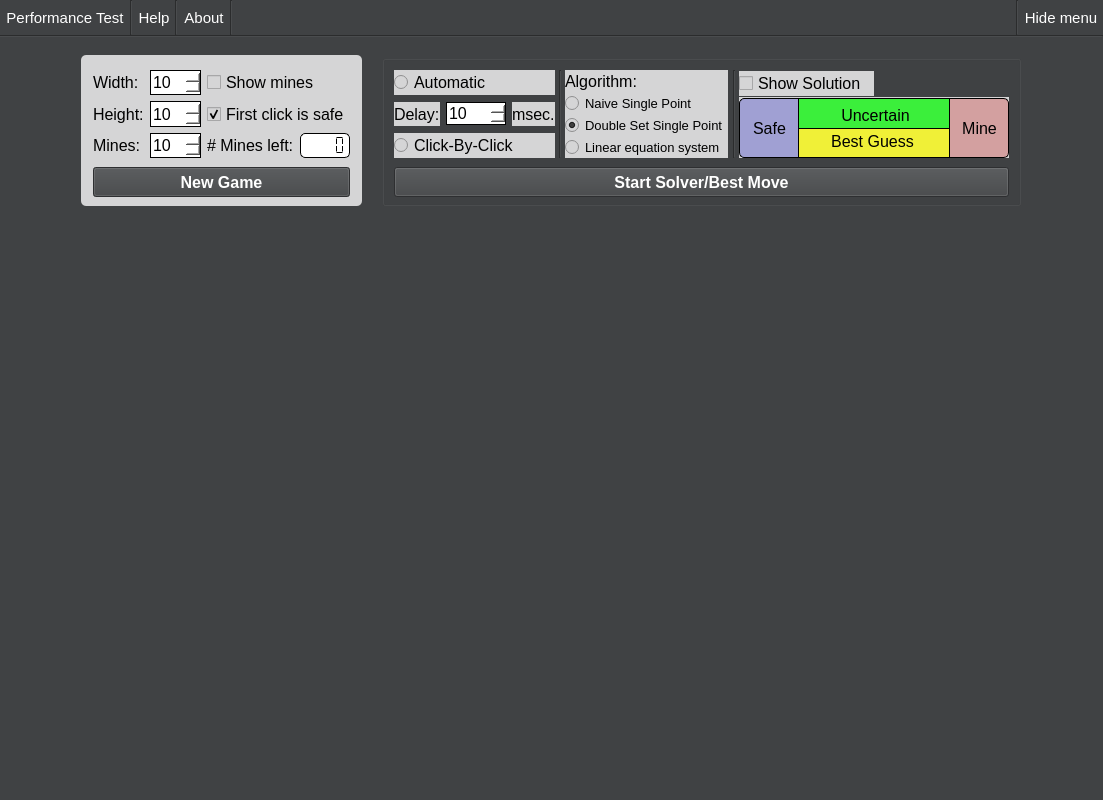
Above: mainwindow.ui from skullbox305/Minesweeper-Solver before the change. Below: the same form after it.
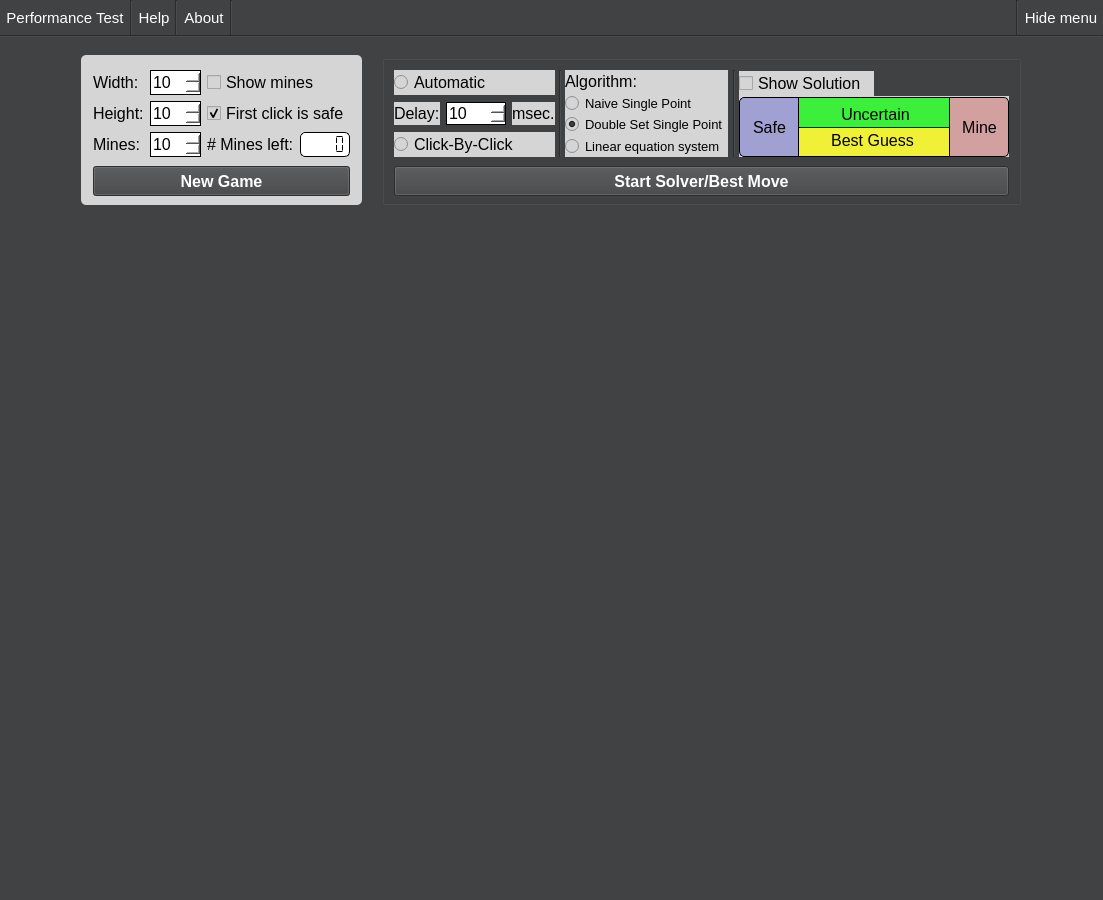
That is the form after the change. Icons and pictures are not drawn.

```diff
--- a/mainwindow.ui
+++ b/mainwindow.ui
@@ -10,7 +10,7 @@
     <x>0</x>
     <y>0</y>
     <width>1103</width>
-    <height>800</height>
+    <height>900</height>
    </rect>
   </property>
   <property name="sizePolicy">
@@ -204,7 +204,7 @@
          <x>0</x>
          <y>0</y>
          <width>1103</width>
-         <height>580</height>
+         <height>690</height>
         </rect>
        </property>
        <property name="sizePolicy">
@@ -360,6 +360,12 @@
                 <verstretch>0</verstretch>
                </sizepolicy>
               </property>
+              <property name="minimumSize">
+               <size>
+                <width>0</width>
+                <height>150</height>
+               </size>
+              </property>
               <property name="font">
                <font>
                 <family>Arial</family>
@@ -1100,7 +1106,7 @@
                        <property name="sizeHint" stdset="0">
                         <size>
                          <width>20</width>
-                         <height>1</height>
+                         <height>0</height>
                         </size>
                        </property>
                       </spacer>
@@ -1113,7 +1119,7 @@
                        <property name="sizeHint" stdset="0">
                         <size>
                          <width>20</width>
-                         <height>1</height>
+                         <height>0</height>
                         </size>
                        </property>
                       </spacer>
@@ -1168,6 +1174,12 @@
                 <verstretch>0</verstretch>
                </sizepolicy>
               </property>
+              <property name="minimumSize">
+               <size>
+                <width>0</width>
+                <height>150</height>
+               </size>
+              </property>
               <property name="font">
                <font>
                 <family>Arial</family>
```
Left out of the diff: 2 changed lines with no effect on the pictures.
